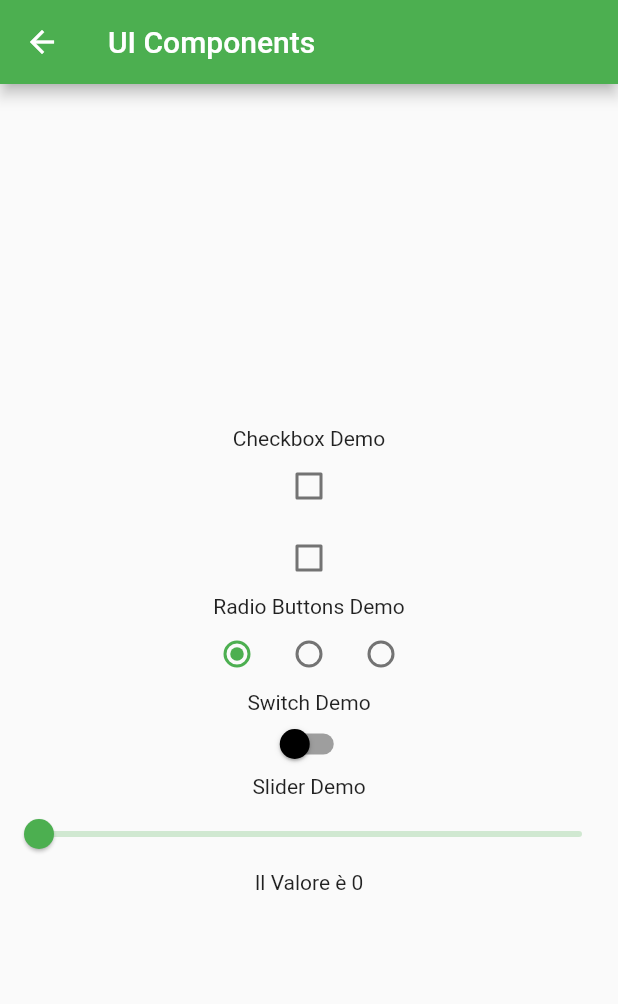
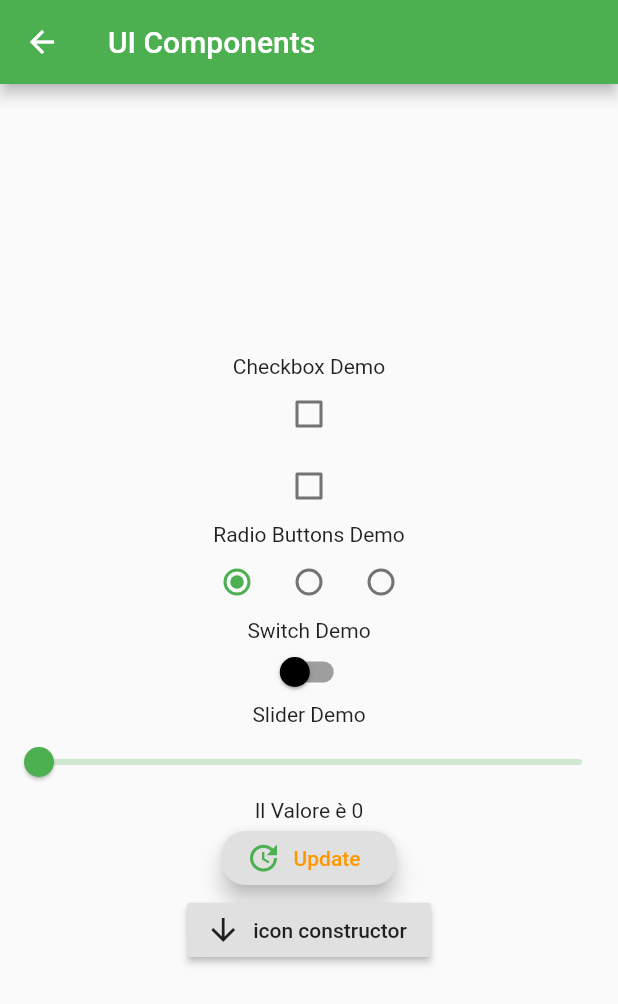
Before and after one commit to Davoleo/sample_flutter_app, a Flutter app: the ControlsRoute screen opened directly, on a phone screen of 412 x 824 dp. Shown: the top 1004 px of the screen. Run offline on Flutter 3.47's test engine with Material 2 defaults, Android fonts, the phone set to English and light mode, and no system bars.

Commit message:
Raised Button

```diff
--- a/lib/controls_route.dart
+++ b/lib/controls_route.dart
@@ -95,7 +95,23 @@ class _ControlsDemo extends State<ControlsRoute> {
             divisions: 100,
             label: "Drag Me! Slider Value is $sliderValue",
           ),
-          Text("Il Valore è $sliderValue")
+          Text("Il Valore è $sliderValue"),
+          RaisedButton(
+            elevation: 6,
+            highlightElevation: 1,
+            textColor: Colors.orange,
+            shape: RoundedRectangleBorder(borderRadius: BorderRadius.all(Radius.circular(16))),
+            child: Row(
+              mainAxisSize: MainAxisSize.min,
+              children: <Widget>[
+                Icon(Icons.update, color: Colors.green,),
+                Padding(padding: EdgeInsets.only(left: 8, right: 8), child: Text("Update"),)
+              ],
+            ),
+            onPressed: () => {},
+          ),
+          //Specific Icon RaisedButton Constructor
+          RaisedButton.icon(onPressed: () => {}, icon: Icon(Icons.arrow_downward), label: Text("icon constructor"))
         ],
       ),
     );
```
Also changed, not shown: pubspec.lock, 2 other files.
